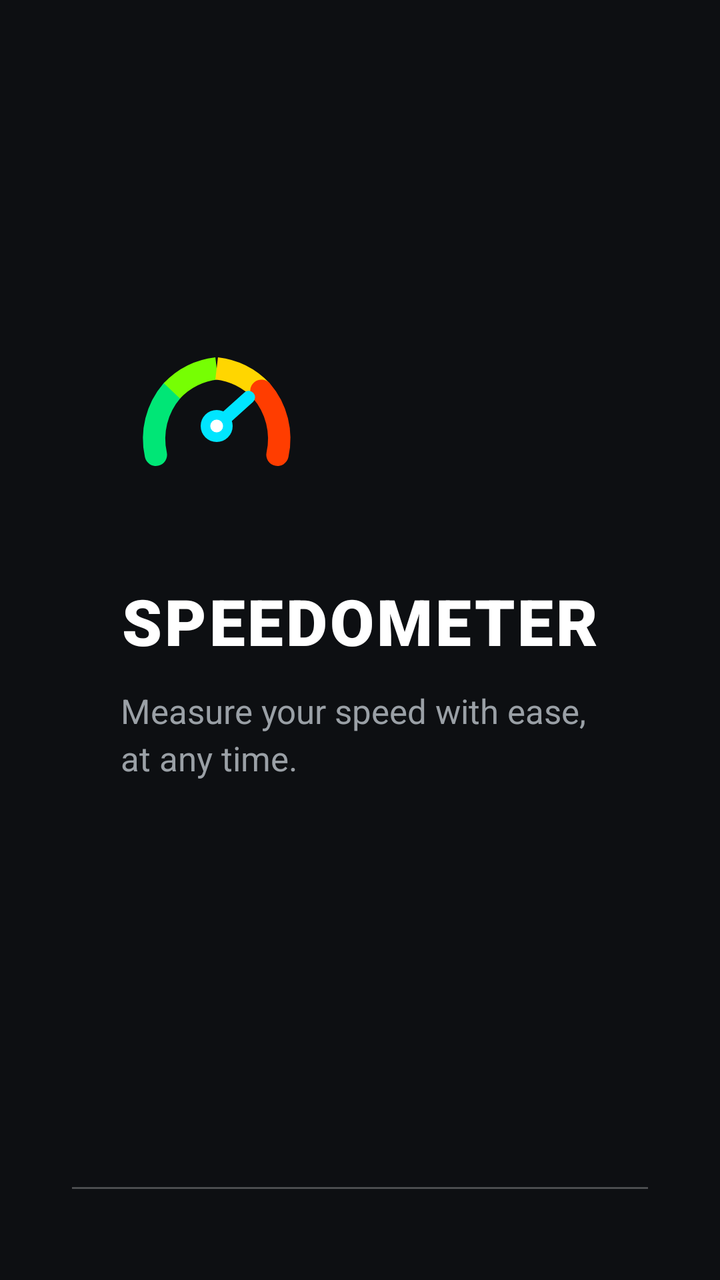
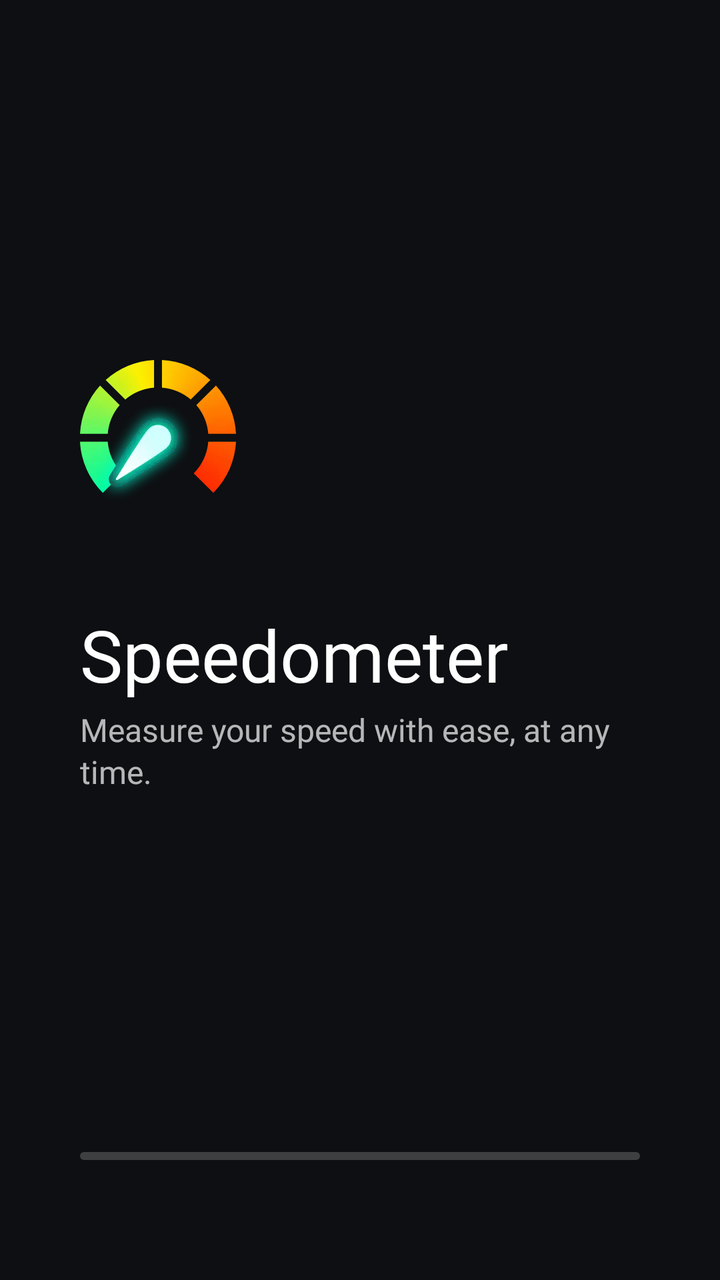

The first picture is an Android layout as it rendered before a commit; the second is the same layout after the commit. The layout source and the unified diff follow.
<!-- AndroidManifest.xml: application theme Theme.SpeedPro -->
<!-- res/layout/activity_splash.xml -->
<?xml version="1.0" encoding="utf-8"?>
<androidx.constraintlayout.widget.ConstraintLayout xmlns:android="http://schemas.android.com/apk/res/android"
    xmlns:app="http://schemas.android.com/apk/res-auto"
    android:layout_width="match_parent"
    android:layout_height="match_parent"
    android:background="@color/bg_black">

    <LinearLayout
        android:layout_width="wrap_content"
        android:layout_height="wrap_content"
        android:gravity="start"
        android:orientation="vertical"
        android:paddingHorizontal="48dp"
        app:layout_constraintBottom_toTopOf="@id/splashProgressBar"
        app:layout_constraintEnd_toEndOf="parent"
        app:layout_constraintStart_toStartOf="parent"
        app:layout_constraintTop_toTopOf="parent"
        app:layout_constraintVertical_bias="0.45">

        
        <ImageView
            android:layout_width="96dp"
            android:layout_height="96dp"
            android:src="@drawable/ic_splash_speedometer" />

        
        <TextView
            android:layout_width="wrap_content"
            android:layout_height="wrap_content"
            android:layout_marginTop="28dp"
            android:fontFamily="sans-serif-black"
            android:letterSpacing="0.04"
            android:text="@string/splash_title"
            android:textColor="@color/text_white"
            android:textSize="32sp" />

        
        <TextView
            android:layout_width="wrap_content"
            android:layout_height="wrap_content"
            android:layout_marginTop="12dp"
            android:lineSpacingExtra="4dp"
            android:text="@string/splash_subtitle"
            android:textColor="@color/text_gray"
            android:textSize="17sp" />
    </LinearLayout>

    
    <ProgressBar
        android:id="@+id/splashProgressBar"
        style="?android:attr/progressBarStyleHorizontal"
        android:layout_width="0dp"
        android:layout_height="4dp"
        android:layout_marginHorizontal="36dp"
        android:layout_marginBottom="44dp"
        android:indeterminate="true"
        android:indeterminateTint="@color/text_white"
        app:layout_constraintBottom_toBottomOf="parent"
        app:layout_constraintEnd_toEndOf="parent"
        app:layout_constraintStart_toStartOf="parent" />

</androidx.constraintlayout.widget.ConstraintLayout>
<!-- resources referenced by this layout -->
<resources>
  <color name="bg_black">#0D0F12</color>
  <color name="text_gray">#9AA0A6</color>
  <color name="text_white">#FFFFFF</color>
  <!-- drawable ic_splash_speedometer (drawable) -->
  <vector xmlns:android="http://schemas.android.com/apk/res/android"
      android:width="120dp"
      android:height="120dp"
      android:viewportWidth="120"
      android:viewportHeight="120">
  
      
      
      <path
          android:strokeColor="#00E676"
          android:strokeWidth="14"
          android:strokeLineCap="round"
          android:pathData="M 22,78 A 46,46 0 0,1 32,38" />
  
      
      <path
          android:strokeColor="#76FF03"
          android:strokeWidth="14"
          android:pathData="M 32,38 A 46,46 0 0,1 60,24" />
  
      
      <path
          android:strokeColor="#FFD600"
          android:strokeWidth="14"
          android:pathData="M 60,24 A 46,46 0 0,1 88,38" />
  
      
      <path
          android:strokeColor="#FF3D00"
          android:strokeWidth="14"
          android:strokeLineCap="round"
          android:pathData="M 88,38 A 46,46 0 0,1 98,78" />
  
      
      <path
          android:fillColor="#00E5FF"
          android:pathData="M 60,60 m -10,0 a 10,10 0 1,0 20,0 a 10,10 0 1,0 -20,0" />
  
      
      <path
          android:strokeColor="#00E5FF"
          android:strokeWidth="8"
          android:strokeLineCap="round"
          android:pathData="M 60,60 L 80,42" />
  
      
      <path
          android:fillColor="#FFFFFF"
          android:pathData="M 60,60 m -4,0 a 4,4 0 1,0 8,0 a 4,4 0 1,0 -8,0" />
  </vector>
  <string name="splash_subtitle">Measure your speed with ease,\nat any time.</string>
  <string name="splash_title">SPEEDOMETER</string>
  <style name="Theme.SpeedPro" parent="Theme.Material3.Dark.NoActionBar">
          <item name="android:statusBarColor">@color/bg_black</item>
          <item name="android:navigationBarColor">@color/bg_black</item>
          <item name="android:windowBackground">@color/bg_black</item>
          <item name="colorPrimary">@color/cyber_green</item>
          <item name="colorSecondary">@color/cyan_accent</item>
      </style>
  <color name="cyber_green">#00E676</color>
  <color name="cyan_accent">#00E5FF</color>
</resources>

<!-- the commit's change to res/layout/activity_splash.xml (unified diff, before → after) -->
@@ -5,56 +5,86 @@
     android:layout_height="match_parent"
     android:background="@color/bg_black">
 
-    <LinearLayout
+    <androidx.constraintlayout.widget.Guideline
+        android:id="@+id/guideline"
         android:layout_width="wrap_content"
         android:layout_height="wrap_content"
-        android:gravity="start"
+        android:orientation="horizontal"
+        app:layout_constraintGuide_percent="0.45" />
+
+    
+    <FrameLayout
+        android:id="@+id/gaugeContainer"
+        android:layout_width="78dp"
+        android:layout_height="78dp"
+        android:layout_marginStart="40dp"
+        android:layout_marginBottom="30dp"
+        app:layout_constraintBottom_toTopOf="@id/guideline"
+        app:layout_constraintStart_toStartOf="parent">
+
+        <ImageView
+            android:id="@+id/dashboardView"
+            android:layout_width="match_parent"
+            android:layout_height="match_parent"
+            android:contentDescription="@null"
+            android:src="@drawable/img_splash_dashboard" />
+
+        <ImageView
+            android:id="@+id/pointerView"
+            android:layout_width="match_parent"
+            android:layout_height="match_parent"
+            android:contentDescription="@null"
+            android:rotation="90"
+            android:src="@drawable/img_splash_pointer" />
+    </FrameLayout>
+
+    
+    <LinearLayout
+        android:id="@+id/titlePanelView"
+        android:layout_width="0dp"
+        android:layout_height="wrap_content"
+        android:layout_marginStart="40dp"
+        android:layout_marginTop="20dp"
+        android:layout_marginEnd="40dp"
         android:orientation="vertical"
-        android:paddingHorizontal="48dp"
-        app:layout_constraintBottom_toTopOf="@id/splashProgressBar"
         app:layout_constraintEnd_toEndOf="parent"
         app:layout_constraintStart_toStartOf="parent"
-        app:layout_constraintTop_toTopOf="parent"
-        app:layout_constraintVertical_bias="0.45">
+        app:layout_constraintTop_toBottomOf="@id/guideline">
 
-        
-        <ImageView
-            android:layout_width="96dp"
-            android:layout_height="96dp"
-            android:src="@drawable/ic_splash_speedometer" />
+        <TextView
+            android:id="@+id/titleView"
+            android:layout_width="match_parent"
+            android:layout_height="wrap_content"
+            android:fontFamily="@font/poppins_bold"
+            android:includeFontPadding="false"
+            android:maxLines="1"
+            android:text="Speedometer"
+            android:textColor="@color/text_white"
+            android:textSize="36sp" />
 
-        
         <TextView
             android:layout_width="wrap_content"
             android:layout_height="wrap_content"
-            android:layout_marginTop="28dp"
-            android:fontFamily="sans-serif-black"
-            android:letterSpacing="0.04"
-            android:text="@string/splash_title"
-            android:textColor="@color/text_white"
-            android:textSize="32sp" />
-
-        
-        <TextView
-            android:layout_width="wrap_content"
-            android:layout_height="wrap_content"
-            android:layout_marginTop="12dp"
-            android:lineSpacingExtra="4dp"
-            android:text="@string/splash_subtitle"
-            android:textColor="@color/text_gray"
-            android:textSize="17sp" />
+            android:layout_marginTop="6dp"
+            android:fontFamily="@font/poppins_medium"
+            android:includeFontPadding="false"
+            android:lineSpacingExtra="2dp"
+            android:text="Measure your speed with ease, at any time."
+            android:textColor="#B3FFFFFF"
+            android:textSize="16sp" />
     </LinearLayout>
 
     
     <ProgressBar
         android:id="@+id/splashProgressBar"
-        style="?android:attr/progressBarStyleHorizontal"
+        style="@style/Widget.AppCompat.ProgressBar.Horizontal"
         android:layout_width="0dp"
         android:layout_height="4dp"
-        android:layout_marginHorizontal="36dp"
-        android:layout_marginBottom="44dp"
-        android:indeterminate="true"
-        android:indeterminateTint="@color/text_white"
+        android:layout_marginHorizontal="40dp"
+        android:layout_marginBottom="60dp"
+        android:max="100"
+        android:progress="0"
+        android:progressDrawable="@drawable/splash_progress_bar"
         app:layout_constraintBottom_toBottomOf="parent"
         app:layout_constraintEnd_toEndOf="parent"
         app:layout_constraintStart_toStartOf="parent" />
<!-- resource entries referenced after the edit -->
@@ -1,61 +1,28 @@
 <!-- resources referenced by this layout -->
 <resources>
   <color name="bg_black">#0D0F12</color>
-  <color name="text_gray">#9AA0A6</color>
   <color name="text_white">#FFFFFF</color>
-  <!-- drawable ic_splash_speedometer (drawable) -->
-  <vector xmlns:android="http://schemas.android.com/apk/res/android"
-      android:width="120dp"
-      android:height="120dp"
-      android:viewportWidth="120"
-      android:viewportHeight="120">
-  
-      
-      
-      <path
-          android:strokeColor="#00E676"
-          android:strokeWidth="14"
-          android:strokeLineCap="round"
-          android:pathData="M 22,78 A 46,46 0 0,1 32,38" />
-  
-      
-      <path
-          android:strokeColor="#76FF03"
-          android:strokeWidth="14"
-          android:pathData="M 32,38 A 46,46 0 0,1 60,24" />
-  
-      
-      <path
-          android:strokeColor="#FFD600"
-          android:strokeWidth="14"
-          android:pathData="M 60,24 A 46,46 0 0,1 88,38" />
-  
-      
-      <path
-          android:strokeColor="#FF3D00"
-          android:strokeWidth="14"
-          android:strokeLineCap="round"
-          android:pathData="M 88,38 A 46,46 0 0,1 98,78" />
-  
-      
-      <path
-          android:fillColor="#00E5FF"
-          android:pathData="M 60,60 m -10,0 a 10,10 0 1,0 20,0 a 10,10 0 1,0 -20,0" />
-  
-      
-      <path
-          android:strokeColor="#00E5FF"
-          android:strokeWidth="8"
-          android:strokeLineCap="round"
-          android:pathData="M 60,60 L 80,42" />
-  
-      
-      <path
-          android:fillColor="#FFFFFF"
-          android:pathData="M 60,60 m -4,0 a 4,4 0 1,0 8,0 a 4,4 0 1,0 -8,0" />
-  </vector>
-  <string name="splash_subtitle">Measure your speed with ease,\nat any time.</string>
-  <string name="splash_title">SPEEDOMETER</string>
+  <!-- drawable img_splash_dashboard: webp bitmap (drawable-xxhdpi, 4352 bytes) -->
+  <!-- drawable img_splash_pointer: webp bitmap (drawable-xxhdpi, 5306 bytes) -->
+  <!-- drawable splash_progress_bar (drawable) -->
+  <?xml version="1.0" encoding="utf-8"?>
+  <layer-list
+    xmlns:android="http://schemas.android.com/apk/res/android">
+      <item>
+          <shape android:shape="rectangle">
+              <solid android:color="#33ffffff" />
+              <corners android:radius="2.0dp" />
+          </shape>
+      </item>
+      <item android:id="@android:id/progress">
+          <clip>
+              <shape android:shape="rectangle">
+                  <solid android:color="#ffffff" />
+                  <corners android:radius="2.0dp" />
+              </shape>
+          </clip>
+      </item>
+  </layer-list>
   <style name="Theme.SpeedPro" parent="Theme.Material3.Dark.NoActionBar">
           <item name="android:statusBarColor">@color/bg_black</item>
           <item name="android:navigationBarColor">@color/bg_black</item>
